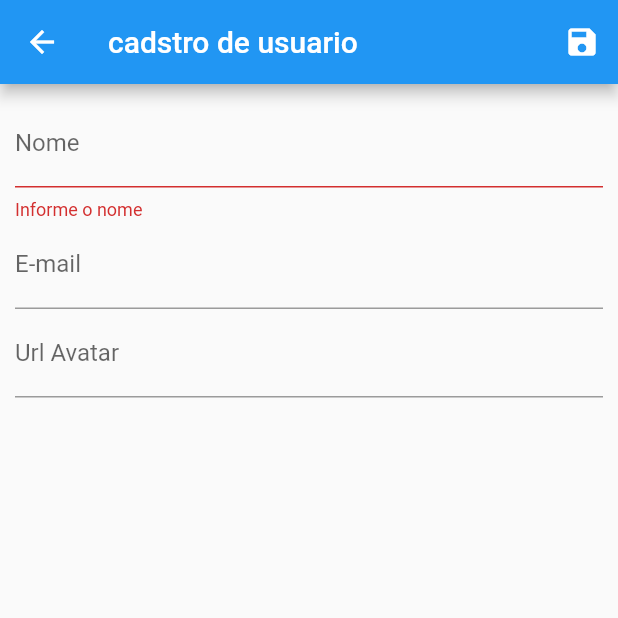
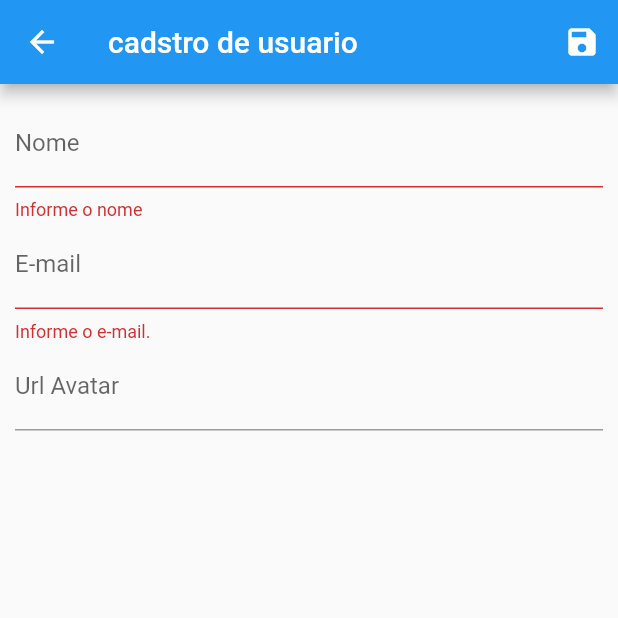
Before and after one commit to AndreLucyo2/flutter-crud01, a Flutter app: the UserForm screen opened by its route, after a tap on the "save" icon, on a phone screen of 412 x 824 dp, the top half of it. Run offline on Flutter 3.47's test engine with Material 2 defaults, Android fonts, the phone set to English and light mode, and no system bars; network calls fail.

Commit message:
Implementado inclusao de usuario

```diff
--- a/lib/main.dart
+++ b/lib/main.dart
@@ -29,6 +29,7 @@ class MyApp extends StatelessWidget {
           ),
           //definir as rotas:
           routes: {
+            //tela home:
             AppRoutes.HOME: (_) => UserList(),
             AppRoutes.USER_FORM: (_) => UserForm()
           },
--- a/lib/views/user_form.dart
+++ b/lib/views/user_form.dart
@@ -1,4 +1,7 @@
 import 'package:flutter/material.dart';
+import 'package:flutter_crud_1/models/user.dart';
+import 'package:flutter_crud_1/provider/users.dart';
+import 'package:provider/provider.dart';
 
 class UserForm extends StatelessWidget {
   //para pode acessar o formr de qualquer parte da minha classe:
@@ -15,13 +18,21 @@ class UserForm extends StatelessWidget {
           IconButton(
             icon: Icon(Icons.save),
             onPressed: () {
-              //Validações antes de salvar:
+              //Validações do formulario antes de salvar:
               final isvalid = _form.currentState.validate();
 
               //so executa se o form for válido
               if (isvalid) {
                 //chama o save em cada campo do form:
                 _form.currentState.save();
+
+                //passa do MAP para o objeto: este provider nao avisa a tela listen: false
+                Provider.of<Users>(context, listen: false).put(User(
+                  id: _formData['id'],
+                  name: _formData['name'],
+                  email: _formData['email'],
+                  avatarUrl: _formData['avatarUrl'],
+                ));
 
                 //remove e volta para a tela anterior:
                 Navigator.of(context).pop();
@@ -53,17 +64,30 @@ class UserForm extends StatelessWidget {
                   //se retornar null, o campo esta correto
                   return null;
                 },
-                //metodo save desse campo:
-                onSaved: (value) {
-                  //mostra no DEBUG CONSOLE:
-                  print(value);
-                },
+                //Pega o valor do campo e guarda no Map:
+                onSaved: (value) => _formData['name'] = value,
               ),
               TextFormField(
                 decoration: InputDecoration(labelText: 'E-mail'),
+                validator: (value) {
+                  // validação específica de cada campo:
+                  if (value == null || value.trim().isEmpty) {
+                    return 'Informe o e-mail.';
+                  }
+                  //valida tamanho to texto
+                  if (value.trim().length < 3) {
+                    return 'Nome muito pequeno.';
+                  }
+                  //se retornar null, o campo esta correto
+                  return null;
+                },
+                //Pega o valor do campo e guarda no Map:
+                onSaved: (value) => _formData['email'] = value,
               ),
               TextFormField(
                 decoration: InputDecoration(labelText: 'Url Avatar'),
+                //Pega o valor do campo e guarda no Map:
+                onSaved: (value) => _formData['avatarUrl'] = value,
               ),
             ],
           ),
```
Also changed, not shown: lib/models/user.dart (+7 -0 lines).
